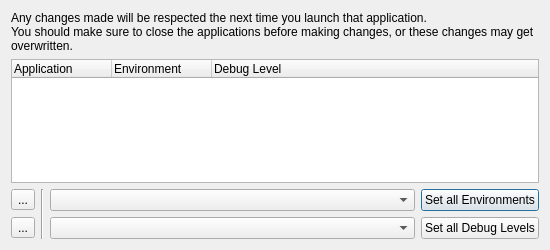
Before: the Qt Designer form blurdev/gui/dialogs/ui/managecoreprefsdialog.ui in blurstudio/PrEditor, drawn with Qt 5.
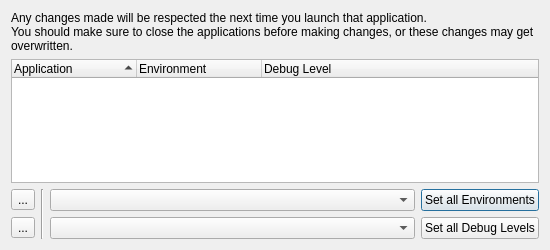
After: the same form once the commit is applied. Custom widgets are drawn as their Qt base class.

Commit message: Include the current blurdev core in ManageCorePrefs Use the EnvComboBox for treegrunt environment selecting. blurdev.setCoreName now updates the current core and saves prefs if coreName is passed. Use a larger header minimum size so long environment names show in the editor.

What changed in the file:
```diff
--- a/blurdev/gui/dialogs/ui/managecoreprefsdialog.ui
+++ b/blurdev/gui/dialogs/ui/managecoreprefsdialog.ui
@@ -37,9 +37,27 @@
    </item>
    <item row="1" column="0" colspan="4">
     <widget class="BlurTreeWidget" name="uiEnvironmentTREE">
+     <property name="rootIsDecorated">
+      <bool>false</bool>
+     </property>
+     <property name="sortingEnabled">
+      <bool>true</bool>
+     </property>
+     <property name="pySaveColumnWidths" stdset="0">
+      <bool>true</bool>
+     </property>
+     <property name="pySaveVisualIndex" stdset="0">
+      <bool>true</bool>
+     </property>
      <property name="pyEnableGridDelegate" stdset="0">
       <bool>true</bool>
      </property>
+     <attribute name="headerDefaultSectionSize">
+      <number>125</number>
+     </attribute>
+     <attribute name="headerMinimumSectionSize">
+      <number>125</number>
+     </attribute>
      <column>
       <property name="text">
        <string>Application</string>
@@ -105,6 +123,11 @@
   </layout>
  </widget>
  <customwidgets>
+  <customwidget>
+   <class>EnvComboBox</class>
+   <extends>QComboBox</extends>
+   <header>blurdev.gui.widgets.envcombobox</header>
+  </customwidget>
   <customwidget>
    <class>BlurTreeWidget</class>
    <extends>QTreeWidget</extends>
```
Left out of the diff: 20 changed lines with no effect on the pictures. The commit also changes 2 other files.
